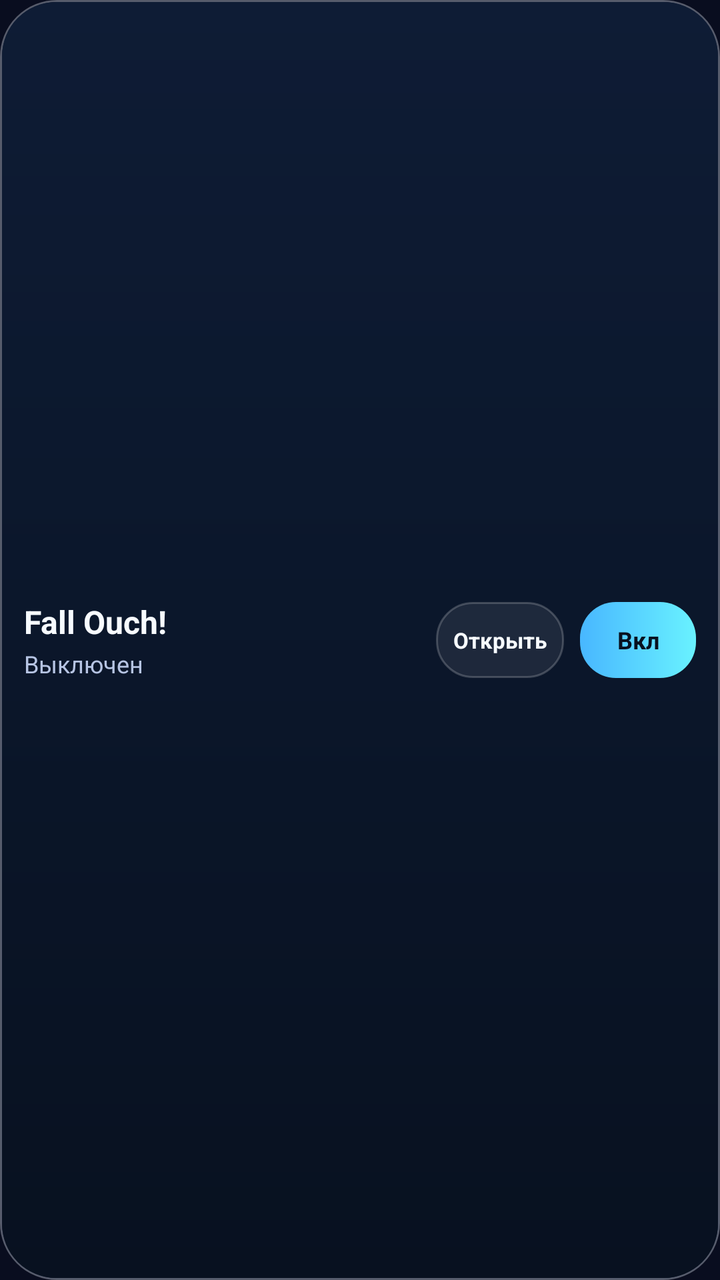
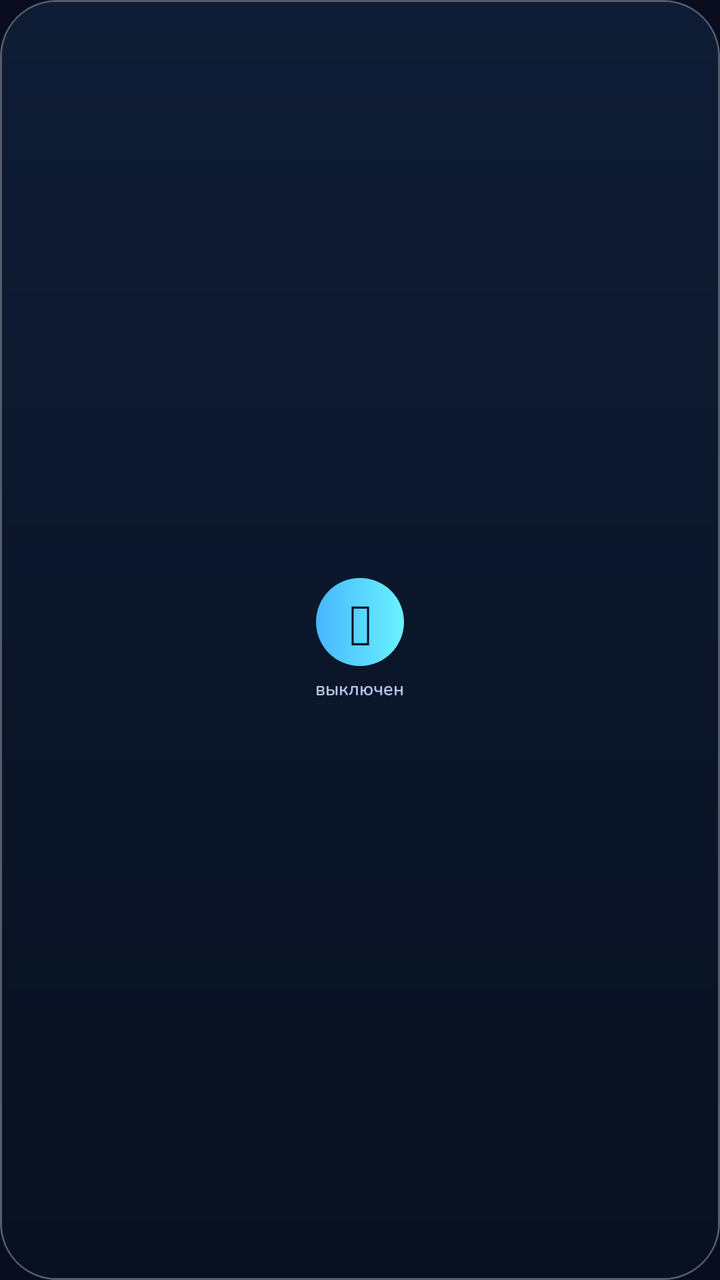

Compare the two renders of this Android layout. The source of the first and the diff that turns it into the second are given below.
<!-- AndroidManifest.xml: application theme Theme.ShakeGroan -->
<!-- res/layout/widget_fall_ouch.xml -->
<?xml version="1.0" encoding="utf-8"?>
<LinearLayout xmlns:android="http://schemas.android.com/apk/res/android"
    android:id="@+id/widget_root"
    android:layout_width="match_parent"
    android:layout_height="match_parent"
    android:background="@drawable/widget_glass_panel"
    android:gravity="center_vertical"
    android:orientation="horizontal"
    android:paddingLeft="12dp"
    android:paddingTop="10dp"
    android:paddingRight="12dp"
    android:paddingBottom="10dp">

    <LinearLayout
        android:layout_width="0dp"
        android:layout_height="wrap_content"
        android:layout_weight="1"
        android:orientation="vertical">

        <TextView
            android:id="@+id/widget_title"
            android:layout_width="wrap_content"
            android:layout_height="wrap_content"
            android:text="Fall Ouch!"
            android:textColor="#F7FBFF"
            android:textSize="16sp"
            android:textStyle="bold" />

        <TextView
            android:id="@+id/widget_status_title"
            android:layout_width="wrap_content"
            android:layout_height="wrap_content"
            android:layout_marginTop="2dp"
            android:text="Выключен"
            android:textColor="#B6C4E3"
            android:textSize="12sp" />
    </LinearLayout>

    <TextView
        android:id="@+id/widget_open_button"
        android:layout_width="64dp"
        android:layout_height="38dp"
        android:layout_marginEnd="8dp"
        android:background="@drawable/widget_button_secondary"
        android:gravity="center"
        android:text="Открыть"
        android:textColor="#F7FBFF"
        android:textSize="11sp"
        android:textStyle="bold" />

    <TextView
        android:id="@+id/widget_toggle_button"
        android:layout_width="58dp"
        android:layout_height="38dp"
        android:background="@drawable/widget_button_primary"
        android:gravity="center"
        android:text="Вкл"
        android:textColor="#08111F"
        android:textSize="12sp"
        android:textStyle="bold" />
</LinearLayout>
<!-- resources referenced by this layout -->
<resources>
  <!-- drawable widget_button_primary (drawable) -->
  <?xml version="1.0" encoding="utf-8"?>
  <shape xmlns:android="http://schemas.android.com/apk/res/android"
      android:shape="rectangle">
      <corners android:radius="18dp" />
      <gradient
          android:angle="0"
          android:endColor="#FF69F2FF"
          android:startColor="#FF48B7FF" />
  </shape>
  <!-- drawable widget_button_secondary (drawable) -->
  <?xml version="1.0" encoding="utf-8"?>
  <shape xmlns:android="http://schemas.android.com/apk/res/android"
      android:shape="rectangle">
      <corners android:radius="18dp" />
      <solid android:color="#14FFFFFF" />
      <stroke
          android:width="1dp"
          android:color="#33FFFFFF" />
  </shape>
  <!-- drawable widget_glass_panel (drawable) -->
  <?xml version="1.0" encoding="utf-8"?>
  <layer-list xmlns:android="http://schemas.android.com/apk/res/android">
      <item>
          <shape android:shape="rectangle">
              <corners android:radius="28dp" />
              <gradient
                  android:angle="315"
                  android:endColor="#2219336A"
                  android:startColor="#CC0A1025" />
              <stroke
                  android:width="1dp"
                  android:color="#55F1F7FF" />
          </shape>
      </item>
      <item
          android:bottom="1dp"
          android:left="1dp"
          android:right="1dp"
          android:top="1dp">
          <shape android:shape="rectangle">
              <corners android:radius="27dp" />
              <gradient
                  android:angle="270"
                  android:endColor="#081120"
                  android:startColor="#0E1C35" />
          </shape>
      </item>
  </layer-list>
  <style name="Theme.ShakeGroan" parent="Theme.MaterialComponents.DayNight.NoActionBar">
          <item name="android:statusBarColor">@android:color/transparent</item>
          <item name="android:navigationBarColor">@android:color/transparent</item>
          <item name="android:windowLightStatusBar">false</item>
          <item name="android:windowBackground">#090D1F</item>
          <item name="android:forceDarkAllowed" tools:targetApi="q">false</item>
      </style>
</resources>

<!-- the commit's change to res/layout/widget_fall_ouch.xml (unified diff, before → after) -->
@@ -4,58 +4,34 @@
     android:layout_width="match_parent"
     android:layout_height="match_parent"
     android:background="@drawable/widget_glass_panel"
-    android:gravity="center_vertical"
-    android:orientation="horizontal"
-    android:paddingLeft="12dp"
-    android:paddingTop="10dp"
-    android:paddingRight="12dp"
-    android:paddingBottom="10dp">
-
-    <LinearLayout
-        android:layout_width="0dp"
-        android:layout_height="wrap_content"
-        android:layout_weight="1"
-        android:orientation="vertical">
-
-        <TextView
-            android:id="@+id/widget_title"
-            android:layout_width="wrap_content"
-            android:layout_height="wrap_content"
-            android:text="Fall Ouch!"
-            android:textColor="#F7FBFF"
-            android:textSize="16sp"
-            android:textStyle="bold" />
-
-        <TextView
-            android:id="@+id/widget_status_title"
-            android:layout_width="wrap_content"
-            android:layout_height="wrap_content"
-            android:layout_marginTop="2dp"
-            android:text="Выключен"
-            android:textColor="#B6C4E3"
-            android:textSize="12sp" />
-    </LinearLayout>
+    android:gravity="center"
+    android:orientation="vertical"
+    android:paddingLeft="8dp"
+    android:paddingTop="8dp"
+    android:paddingRight="8dp"
+    android:paddingBottom="8dp">
 
     <TextView
-        android:id="@+id/widget_open_button"
-        android:layout_width="64dp"
-        android:layout_height="38dp"
-        android:layout_marginEnd="8dp"
-        android:background="@drawable/widget_button_secondary"
+        android:id="@+id/widget_toggle_button"
+        android:layout_width="44dp"
+        android:layout_height="44dp"
+        android:background="@drawable/widget_button_primary"
+        android:fontFamily="@font/nunito_black"
         android:gravity="center"
-        android:text="Открыть"
-        android:textColor="#F7FBFF"
-        android:textSize="11sp"
+        android:text="⏻"
+        android:textColor="#08111F"
+        android:textSize="22sp"
         android:textStyle="bold" />
 
     <TextView
-        android:id="@+id/widget_toggle_button"
-        android:layout_width="58dp"
-        android:layout_height="38dp"
-        android:background="@drawable/widget_button_primary"
+        android:id="@+id/widget_status_title"
+        android:layout_width="wrap_content"
+        android:layout_height="wrap_content"
+        android:layout_marginTop="5dp"
+        android:fontFamily="@font/nunito_semibold"
         android:gravity="center"
-        android:text="Вкл"
-        android:textColor="#08111F"
-        android:textSize="12sp"
-        android:textStyle="bold" />
+        android:maxLines="1"
+        android:text="выключен"
+        android:textColor="#B6C4E3"
+        android:textSize="9sp" />
 </LinearLayout>
<!-- resource entries referenced after the edit -->
@@ -4,21 +4,11 @@
   <?xml version="1.0" encoding="utf-8"?>
   <shape xmlns:android="http://schemas.android.com/apk/res/android"
       android:shape="rectangle">
-      <corners android:radius="18dp" />
+      <corners android:radius="22dp" />
       <gradient
           android:angle="0"
           android:endColor="#FF69F2FF"
           android:startColor="#FF48B7FF" />
-  </shape>
-  <!-- drawable widget_button_secondary (drawable) -->
-  <?xml version="1.0" encoding="utf-8"?>
-  <shape xmlns:android="http://schemas.android.com/apk/res/android"
-      android:shape="rectangle">
-      <corners android:radius="18dp" />
-      <solid android:color="#14FFFFFF" />
-      <stroke
-          android:width="1dp"
-          android:color="#33FFFFFF" />
   </shape>
   <!-- drawable widget_glass_panel (drawable) -->
   <?xml version="1.0" encoding="utf-8"?>
